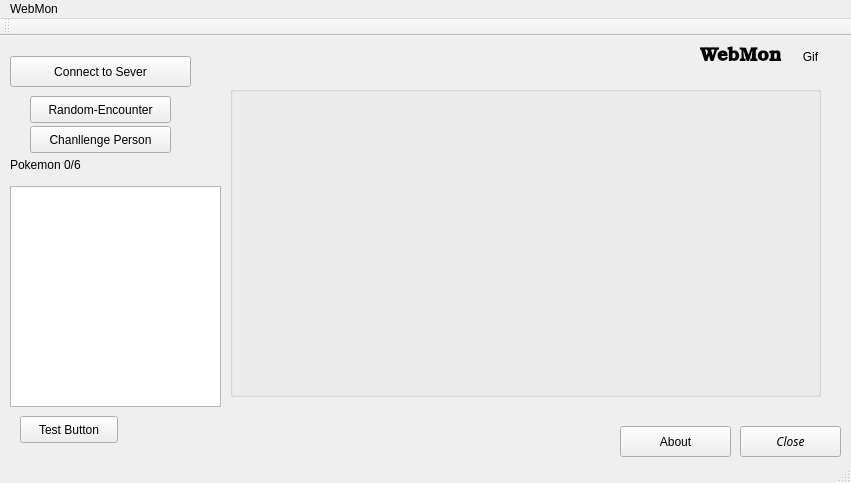
Above: WebMon-Client/mainwindow.ui from davsuss/WebMon before the change. Below: the same form after it.
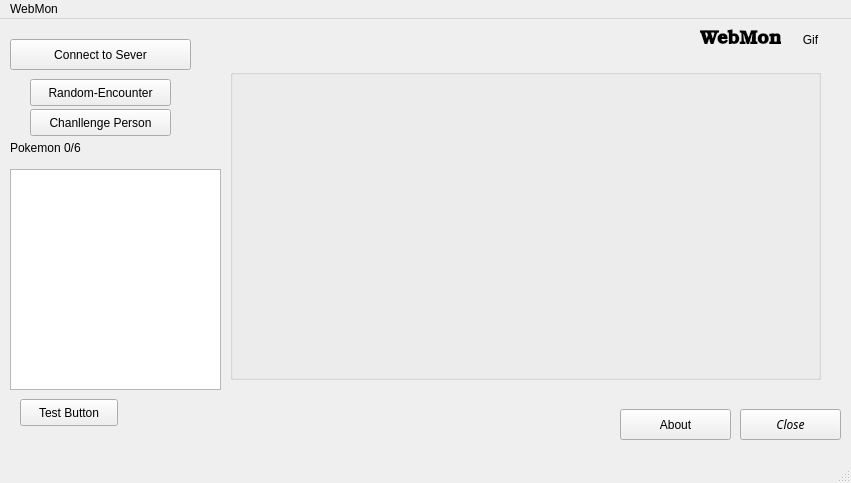
That is the form after the change.

The edit to the form file:
```diff
--- a/WebMon-Client/mainwindow.ui
+++ b/WebMon-Client/mainwindow.ui
@@ -185,14 +185,6 @@
    </widget>
    <addaction name="menuWebMon"/>
   </widget>
-  <widget class="QToolBar" name="mainToolBar">
-   <attribute name="toolBarArea">
-    <enum>TopToolBarArea</enum>
-   </attribute>
-   <attribute name="toolBarBreak">
-    <bool>false</bool>
-   </attribute>
-  </widget>
   <widget class="QStatusBar" name="statusBar"/>
  </widget>
  <layoutdefault spacing="6" margin="11"/>
```
